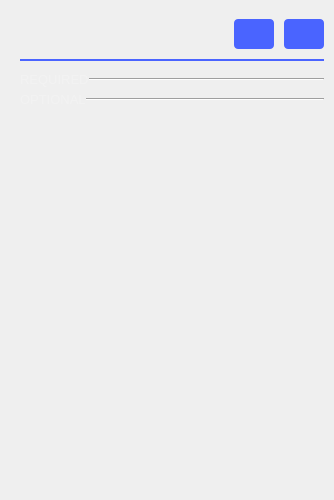
Above: ui/la_settings.ui from analogdevicesinc/scopy before the change. Below: the same form after it.
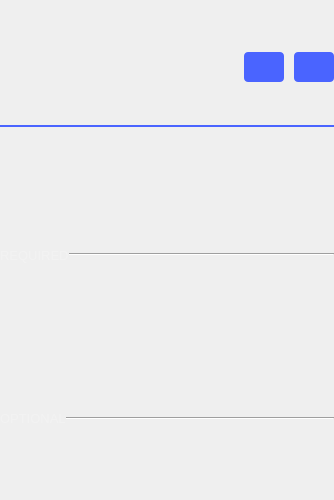
That is the form after the change. Icons and pictures are not drawn.

```diff
--- a/ui/la_settings.ui
+++ b/ui/la_settings.ui
@@ -11,7 +11,7 @@
    </rect>
   </property>
   <property name="sizePolicy">
-   <sizepolicy hsizetype="Preferred" vsizetype="Preferred">
+   <sizepolicy hsizetype="Preferred" vsizetype="Minimum">
     <horstretch>0</horstretch>
     <verstretch>0</verstretch>
    </sizepolicy>
@@ -51,13 +51,13 @@
     <number>0</number>
    </property>
    <property name="leftMargin">
-    <number>20</number>
+    <number>0</number>
    </property>
    <property name="topMargin">
     <number>10</number>
    </property>
    <property name="rightMargin">
-    <number>10</number>
+    <number>0</number>
    </property>
    <property name="bottomMargin">
     <number>0</number>
@@ -212,137 +212,6 @@
     </widget>
    </item>
    <item>
-    <widget class="QScrollArea" name="scrollArea">
-     <property name="sizePolicy">
-      <sizepolicy hsizetype="Preferred" vsizetype="Expanding">
-       <horstretch>0</horstretch>
-       <verstretch>0</verstretch>
-      </sizepolicy>
-     </property>
-     <property name="maximumSize">
-      <size>
-       <width>680</width>
-       <height>16777215</height>
-      </size>
-     </property>
-     <property name="styleSheet">
-      <string notr="true"/>
-     </property>
-     <property name="frameShape">
-      <enum>QFrame::NoFrame</enum>
-     </property>
-     <property name="verticalScrollBarPolicy">
-      <enum>Qt::ScrollBarAlwaysOff</enum>
-     </property>
-     <property name="horizontalScrollBarPolicy">
-      <enum>Qt::ScrollBarAlwaysOff</enum>
-     </property>
-     <property name="sizeAdjustPolicy">
-      <enum>QAbstractScrollArea::AdjustToContents</enum>
-     </property>
-     <property name="widgetResizable">
-      <bool>true</bool>
-     </property>
-     <property name="alignment">
-      <set>Qt::AlignLeading|Qt::AlignLeft|Qt::AlignTop</set>
-     </property>
-     <widget class="QWidget" name="scrollAreaWidgetContents">
-      <property name="geometry">
-       <rect>
-        <x>0</x>
-        <y>0</y>
-        <width>304</width>
-        <height>426</height>
-       </rect>
-      </property>
-      <property name="sizePolicy">
-       <sizepolicy hsizetype="Preferred" vsizetype="Preferred">
-        <horstretch>0</horstretch>
-        <verstretch>0</verstretch>
-       </sizepolicy>
-      </property>
-      <property name="styleSheet">
-       <string notr="true">QLabel {
-opacity: 0.2;
-font-family: Arial;
-font-size: 13px;
-line-height: 14px;
-color:red;/* rgba(255,255,255,50);*/
-} 
-
-QComboBox
-{
-  height: 19px;
-  border: 0px;
-  border-bottom: 1px solid rgba(255, 255, 255, 102);
-  font-family: ArialMT;
-  font-size: 16px;
-  font-weight: normal;
-  font-style: normal;
-  text-align: right;
-  color: #ffffff;
-
-}
-QComboBox::drop-down
-{
-  subcontrol-position: center right;
-  width: 10px;
-  height: 6px;
-  border-image: url(:/icons/sba_cmb_box_arrow.svg);
-  font-family: ArialMT;
-  font-size: 16px;
-  font-weight: normal;
-  font-style: normal;
-  text-align: right;
-  color: #e0e0e0;
-}
-QComboBox QAbstractItemView {
-  border: 0px;
-  selection-background-color: rgba(25, 25, 25);
-  outline: 0px;
-}
-QComboBox:disabled
-{
-  color: rgb(85, 85, 85);
-}
-
-/* Color of the selected list item. */
-QComboBox::item:selected {
-  font-family: ArialMT;
-  font-size: 16px;
-  font-weight: normal;
-  font-style: normal;
-  text-align: right;
-  color: #ffffff;
-  border-bottom: 1px solid rgba(255, 255, 255, 102);
- 
-}
-/* Indicator will shine through the label text if you don't make it hidden. */ 
-QComboBox::indicator{
-    background-color:transparent;
-    selection-background-color:transparent;
-    color:transparent;
-    selection-color:transparent;
-}
-</string>
-      </property>
-      <layout class="QVBoxLayout" name="scrollAreaWidgetLayout">
-       <property name="spacing">
-        <number>5</number>
-       </property>
-       <property name="leftMargin">
-        <number>0</number>
-       </property>
-       <property name="topMargin">
-        <number>0</number>
-       </property>
-       <property name="rightMargin">
-        <number>0</number>
-       </property>
-       <property name="bottomMargin">
-        <number>0</number>
-       </property>
-       <item>
         <widget class="QWidget" name="requiredChn" native="true">
          <property name="styleSheet">
           <string notr="true"/>
@@ -487,23 +356,6 @@
            </layout>
           </item>
          </layout>
-        </widget>
-       </item>
-       <item>
-        <spacer name="verticalSpacer">
-         <property name="orientation">
-          <enum>Qt::Vertical</enum>
-         </property>
-         <property name="sizeHint" stdset="0">
-          <size>
-           <width>20</width>
-           <height>40</height>
-          </size>
-         </property>
-        </spacer>
-       </item>
-      </layout>
-     </widget>
     </widget>
    </item>
   </layout>
```
Lines whose indentation alone changed are shown as unchanged.
